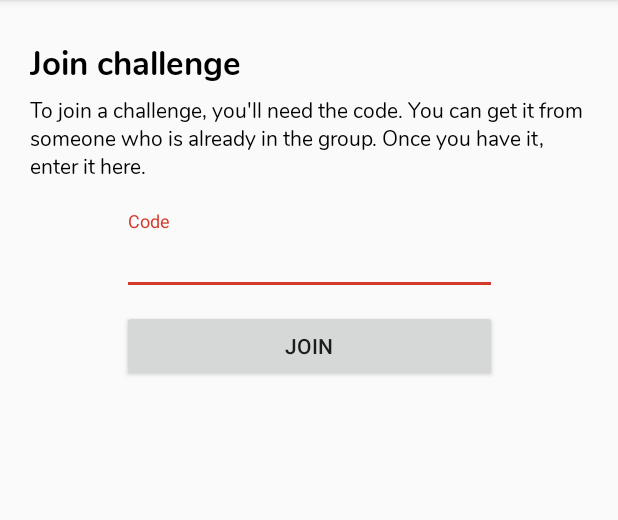
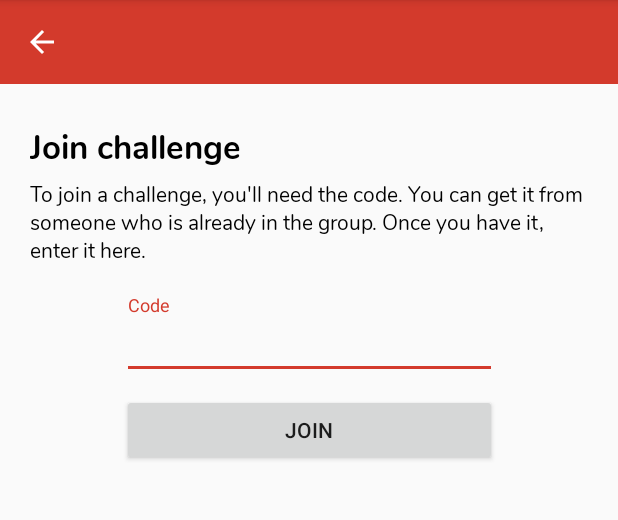
Before and after one commit to lazyvar/gym-rats-android, an Android app: the fragment JoinChallengeFragment shown on its own in the app's theme, on a phone screen of 412 x 824 dp, the part 84-604 px from its top. Run offline under Robolectric (Android 15) with nearby library versions, the light colour scheme and no system bars; our stand-ins replace data binding.

Commit message:
join challenge functionality

```diff
--- a/app/src/main/java/com/hasz/gymrats/app/activity/MainActivity.kt
+++ b/app/src/main/java/com/hasz/gymrats/app/activity/MainActivity.kt
@@ -16,10 +16,8 @@ import androidx.navigation.ui.setupWithNavController
 import androidx.drawerlayout.widget.DrawerLayout
 import androidx.appcompat.app.AppCompatActivity
 import androidx.appcompat.widget.Toolbar
-import androidx.work.Logger
 import com.bumptech.glide.Glide
 import com.hasz.gymrats.app.R
-import com.hasz.gymrats.app.fragment.NoActiveChallengesFragment
 import com.hasz.gymrats.app.service.AuthService
 
 class MainActivity : AppCompatActivity() {
--- a/app/src/main/res/layout/fragment_join_challenge.xml
+++ b/app/src/main/res/layout/fragment_join_challenge.xml
@@ -22,6 +22,18 @@
                 android:layout_width="match_parent"
                 android:layout_height="wrap_content">
 
+                <androidx.appcompat.widget.Toolbar
+                    android:id="@+id/toolbar"
+                    android:layout_width="match_parent"
+                    android:layout_height="wrap_content"
+                    android:layout_weight="1"
+                    android:background="?attr/colorPrimary"
+                    android:minHeight="?attr/actionBarSize"
+                    android:theme="?attr/actionBarTheme"
+                    app:layout_constraintEnd_toEndOf="parent"
+                    app:layout_constraintStart_toStartOf="parent"
+                    app:layout_constraintTop_toTopOf="parent"
+                    app:navigationIcon="?attr/homeAsUpIndicator" />
 
                 <ProgressBar
                     android:id="@+id/progressBar"
@@ -32,7 +44,7 @@
                     android:visibility="invisible"
                     app:layout_constraintEnd_toEndOf="parent"
                     app:layout_constraintStart_toStartOf="parent"
-                    app:layout_constraintTop_toTopOf="parent" />
+                    app:layout_constraintTop_toBottomOf="@id/toolbar" />
 
                 <TextView
                     android:id="@+id/textView4"
@@ -63,7 +75,7 @@
                     app:layout_constraintTop_toBottomOf="@+id/textView4" />
 
                 <com.google.android.material.textfield.TextInputLayout
-                    android:id="@+id/textInputLayout"
+                    android:id="@+id/code"
                     android:layout_width="250dp"
                     android:layout_height="wrap_content"
                     android:layout_marginTop="20dp"
@@ -75,11 +87,13 @@
                     <com.google.android.material.textfield.TextInputEditText
                         android:layout_width="match_parent"
                         android:layout_height="wrap_content"
-                        android:hint="@string/code_hint" />
+                        android:hint="@string/code_hint"
+                        android:inputType="textCapCharacters"
+                        android:textAlignment="viewStart" />
                 </com.google.android.material.textfield.TextInputLayout>
 
                 <Button
-                    android:id="@+id/button"
+                    android:id="@+id/joinButton"
                     android:layout_width="250dp"
                     android:layout_height="wrap_content"
                     android:layout_marginTop="10dp"
@@ -87,7 +101,7 @@
                     app:layout_constraintEnd_toEndOf="parent"
                     app:layout_constraintHorizontal_bias="0.5"
                     app:layout_constraintStart_toStartOf="parent"
-                    app:layout_constraintTop_toBottomOf="@+id/textInputLayout" />
+                    app:layout_constraintTop_toBottomOf="@+id/code" />
 
             </androidx.constraintlayout.widget.ConstraintLayout>
         </ScrollView>
```
Also changed, not shown: app/src/main/AndroidManifest.xml (+15 -8 lines), app/src/main/java/com/hasz/gymrats/app/activity/JoinChallengeActivity.kt (added, +15 -0 lines), app/src/main/java/com/hasz/gymrats/app/fragment/JoinChallengeFragment.kt (+37 -0 lines), app/src/main/java/com/hasz/gymrats/app/fragment/NoActiveChallengesFragment.kt (+8 -0 lines), app/src/main/res/layout/activity_join_challenge.xml (added, +16 -0 lines).
